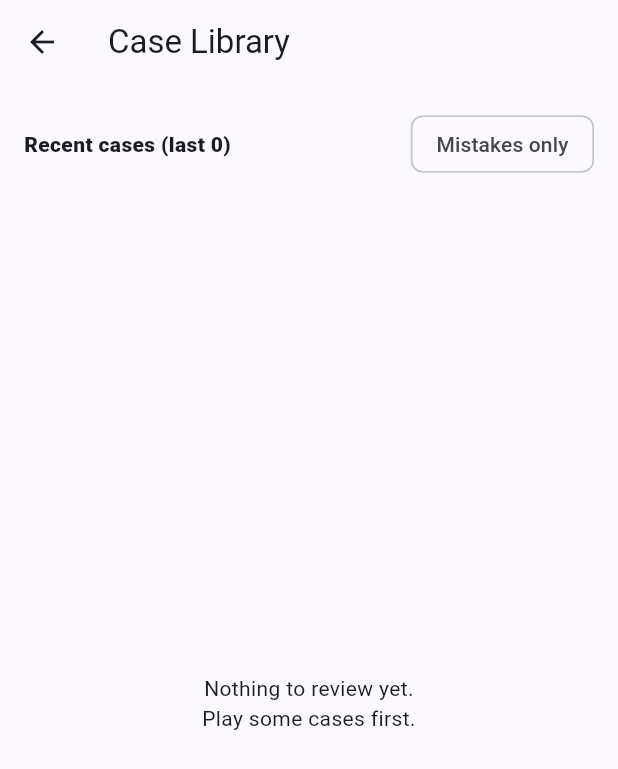
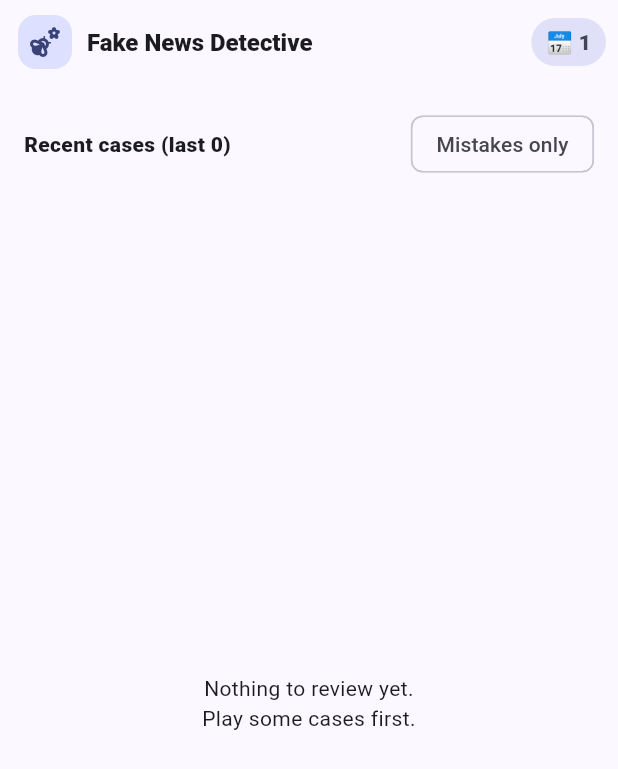
Before and after one commit to koceskigj/fake-news-detective, a Flutter app: the screen it shows after launch, item 2 of the bottom bar chosen, scrolled down 93 dp, after a tap on "Case Library", on a phone screen of 412 x 824 dp. Shown: the top 769 px of the screen. Run offline on Flutter 3.47's test engine with Material 3 defaults, Android fonts, the phone set to English and light mode, and no system bars; our stand-ins replace shared_preferences.

Commit message:
refactor: changed the branded app bar to be fixed for each screen, containing only of logo, name and daily streak icon

```diff
--- a/lib/screens/achievement_detail_screen.dart
+++ b/lib/screens/achievement_detail_screen.dart
@@ -20,7 +20,7 @@ class AchievementDetailScreen extends StatelessWidget {
   @override
   Widget build(BuildContext context) {
     return Scaffold(
-      appBar: BrandedAppBar(title: achievement.title, showMascot: false),
+      appBar: const BrandedAppBar(),
       body: Padding(
         padding: const EdgeInsets.all(16),
         child: Column(
--- a/lib/screens/case_library_screen.dart
+++ b/lib/screens/case_library_screen.dart
@@ -43,7 +43,7 @@ class _CaseLibraryScreenState extends State<CaseLibraryScreen> {
         : records;
 
     return Scaffold(
-      appBar: const BrandedAppBar(title: 'Case Library', showMascot: false),
+      appBar: const BrandedAppBar(),
       body: Padding(
         padding: const EdgeInsets.all(16),
         child: Column(
--- a/lib/screens/case_review_screen.dart
+++ b/lib/screens/case_review_screen.dart
@@ -26,7 +26,7 @@ class CaseReviewScreen extends StatelessWidget {
         : (item.isFake ? 'FAKE' : 'REAL');
 
     return Scaffold(
-      appBar: const BrandedAppBar(title: 'Case Review', showMascot: false),
+      appBar: const BrandedAppBar(),
       body: ListView(
         padding: const EdgeInsets.all(16),
         children: [
--- a/lib/screens/cases_screen.dart
+++ b/lib/screens/cases_screen.dart
@@ -176,30 +176,8 @@ class _CasesScreenState extends State<CasesScreen> {
 
     if (isLoading) {
       return Scaffold(
-        appBar: BrandedAppBar(
-          title: 'Fake News Detective',
-          actions: [
-            Padding(
-              padding: const EdgeInsets.only(right: 8),
-              child: Center(
-                child: Container(
-                  padding: const EdgeInsets.symmetric(horizontal: 10, vertical: 6),
-                  decoration: BoxDecoration(
-                    color: cs.primaryContainer,
-                    borderRadius: BorderRadius.circular(999),
-                  ),
-                  child: Text(
-                    'Loading…',
-                    style: TextStyle(
-                      fontWeight: FontWeight.w800,
-                      color: cs.onPrimaryContainer,
-                    ),
-                  ),
-                ),
-              ),
-            ),
-          ],
-        ),
+        appBar: const BrandedAppBar(),
+
         body: const Center(child: CircularProgressIndicator()),
       );
     }
@@ -207,49 +185,7 @@ class _CasesScreenState extends State<CasesScreen> {
     final unsolvedCount = _unsolvedCases(progress.solvedCaseIds).length;
 
     return Scaffold(
-      appBar: BrandedAppBar(
-        title: 'Fake News Detective',
-        actions: [
-          Padding(
-            padding: const EdgeInsets.only(right: 8),
-            child: Center(
-              child: Container(
-                padding: const EdgeInsets.symmetric(horizontal: 10, vertical: 6),
-                decoration: BoxDecoration(
-                  color: cs.secondaryContainer,
-                  borderRadius: BorderRadius.circular(999),
-                ),
-                child: Text(
-                  '🔥 ${appState.sessionStreak}',
-                  style: TextStyle(
-                    fontWeight: FontWeight.w800,
-                    color: cs.onSecondaryContainer,
-                  ),
-                ),
-              ),
-            ),
-          ),
-          Padding(
-            padding: const EdgeInsets.only(right: 8),
-            child: Center(
-              child: Container(
-                padding: const EdgeInsets.symmetric(horizontal: 10, vertical: 6),
-                decoration: BoxDecoration(
-                  color: cs.primaryContainer,
-                  borderRadius: BorderRadius.circular(999),
-                ),
-                child: Text(
-                  'Lvl ${progress.level} • XP ${progress.xp}',
-                  style: TextStyle(
-                    fontWeight: FontWeight.w800,
-                    color: cs.onPrimaryContainer,
-                  ),
-                ),
-              ),
-            ),
-          ),
-        ],
-      ),
+      appBar: const BrandedAppBar(),
       body: SafeArea(
         child: Padding(
           padding: const EdgeInsets.all(16),
--- a/lib/screens/learn_screen.dart
+++ b/lib/screens/learn_screen.dart
@@ -20,7 +20,7 @@ class LearnScreen extends StatelessWidget {
     final tip = tipOfTheDay();
 
     return Scaffold(
-      appBar: const BrandedAppBar(title: 'Learn'),
+      appBar: const BrandedAppBar(),
       body: ListView(
         padding: const EdgeInsets.all(16),
         children: [
--- a/lib/screens/pattern_details_screen.dart
+++ b/lib/screens/pattern_details_screen.dart
@@ -10,7 +10,7 @@ class PatternDetailScreen extends StatelessWidget {
   @override
   Widget build(BuildContext context) {
     return Scaffold(
-      appBar: BrandedAppBar(title: pattern.title, showMascot: false),
+      appBar: const BrandedAppBar(),
       body: ListView(
         padding: const EdgeInsets.all(16),
         children: [
--- a/lib/screens/profile_screen.dart
+++ b/lib/screens/profile_screen.dart
@@ -237,7 +237,7 @@ class _ProfileScreenState extends State<ProfileScreen> {
     final p = appState.progress;
 
     return Scaffold(
-      appBar: const BrandedAppBar(title: 'Profile'),
+      appBar: const BrandedAppBar(),
       body: Padding(
         padding: const EdgeInsets.all(16),
         child: Column(
--- a/lib/screens/rewards_screen.dart
+++ b/lib/screens/rewards_screen.dart
@@ -25,7 +25,7 @@ class _RewardsScreenState extends State<RewardsScreen> {
     final progress = appState.progress;
 
     return Scaffold(
-      appBar: const BrandedAppBar(title: 'Rewards'),
+      appBar: const BrandedAppBar(),
       body: Padding(
         padding: const EdgeInsets.all(16),
         child: Column(
--- a/lib/widgets/branded_app_bar.dart
+++ b/lib/widgets/branded_app_bar.dart
@@ -1,40 +1,70 @@
 import 'package:flutter/material.dart';
+import '../state/app_state_scope.dart';
 
 class BrandedAppBar extends StatelessWidget implements PreferredSizeWidget {
-  final String title;
-  final Widget? leading;
-  final List<Widget>? actions;
-  final bool showMascot;
+  final bool showDailyStreak;
+  final List<Widget>? extraActions;
 
   const BrandedAppBar({
     super.key,
-    required this.title,
-    this.leading,
-    this.actions,
-    this.showMascot = true,
+    this.showDailyStreak = true,
+    this.extraActions,
   });
 
   @override
   Widget build(BuildContext context) {
     final cs = Theme.of(context).colorScheme;
+    final appState = AppStateScope.of(context);
+    final daily = appState.progress.dailyStreak;
 
     return AppBar(
-      leading: leading,
+      automaticallyImplyLeading: false,
+      titleSpacing: 12,
       title: Row(
         children: [
-          if (showMascot) ...[
-            Icon(Icons.manage_search, color: cs.primary),
-            const SizedBox(width: 8),
-          ],
-          Flexible(
-            child: Text(
-              title,
-              overflow: TextOverflow.ellipsis,
+          // Mascot/logo placeholder
+          Container(
+            width: 36,
+            height: 36,
+            decoration: BoxDecoration(
+              color: cs.primaryContainer,
+              borderRadius: BorderRadius.circular(12),
             ),
+            child: Icon(
+              Icons.emoji_nature, // Stojche placeholder
+              color: cs.onPrimaryContainer,
+            ),
+          ),
+          const SizedBox(width: 10),
+          const Text(
+            'Fake News Detective',
+            style: TextStyle(fontWeight: FontWeight.w900, fontSize: 16),
           ),
         ],
       ),
-      actions: actions,
+      actions: [
+        if (showDailyStreak)
+          Padding(
+            padding: const EdgeInsets.only(right: 8),
+            child: Center(
+              child: Container(
+                padding: const EdgeInsets.symmetric(horizontal: 10, vertical: 6),
+                decoration: BoxDecoration(
+                  color: cs.secondaryContainer,
+                  borderRadius: BorderRadius.circular(999),
+                ),
+                child: Text(
+                  '📅 $daily',
+                  style: TextStyle(
+                    fontWeight: FontWeight.w900,
+                    color: cs.onSecondaryContainer,
+                  ),
+                ),
+              ),
+            ),
+          ),
+        ...?extraActions,
+      ],
     );
   }
 
```
